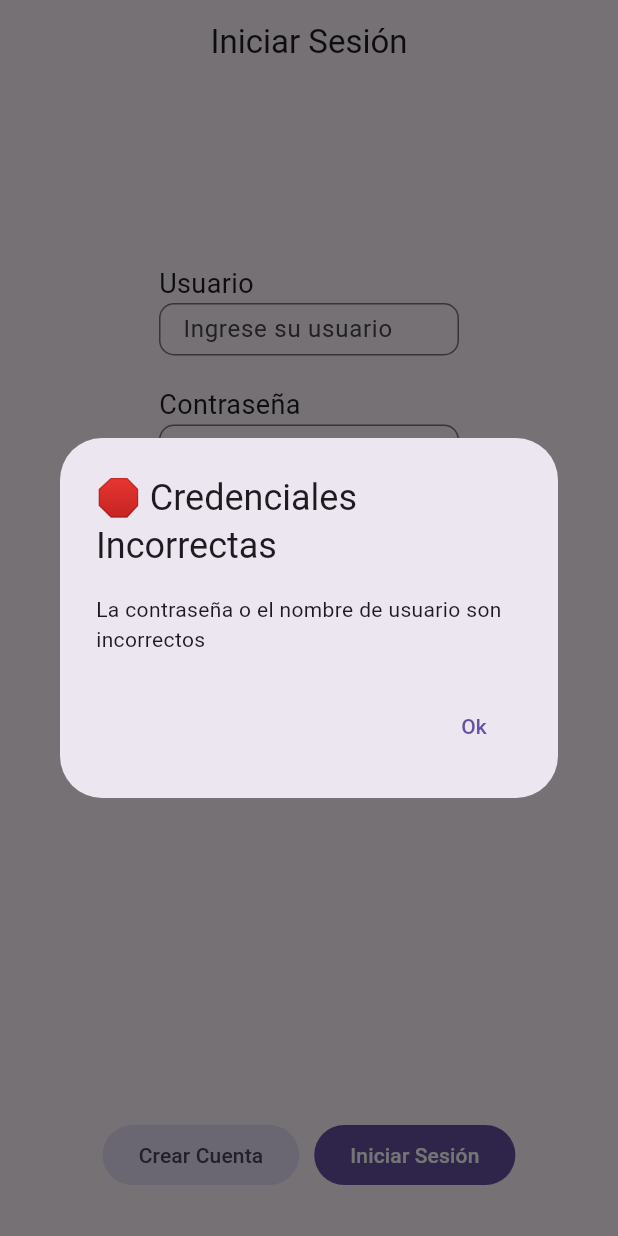
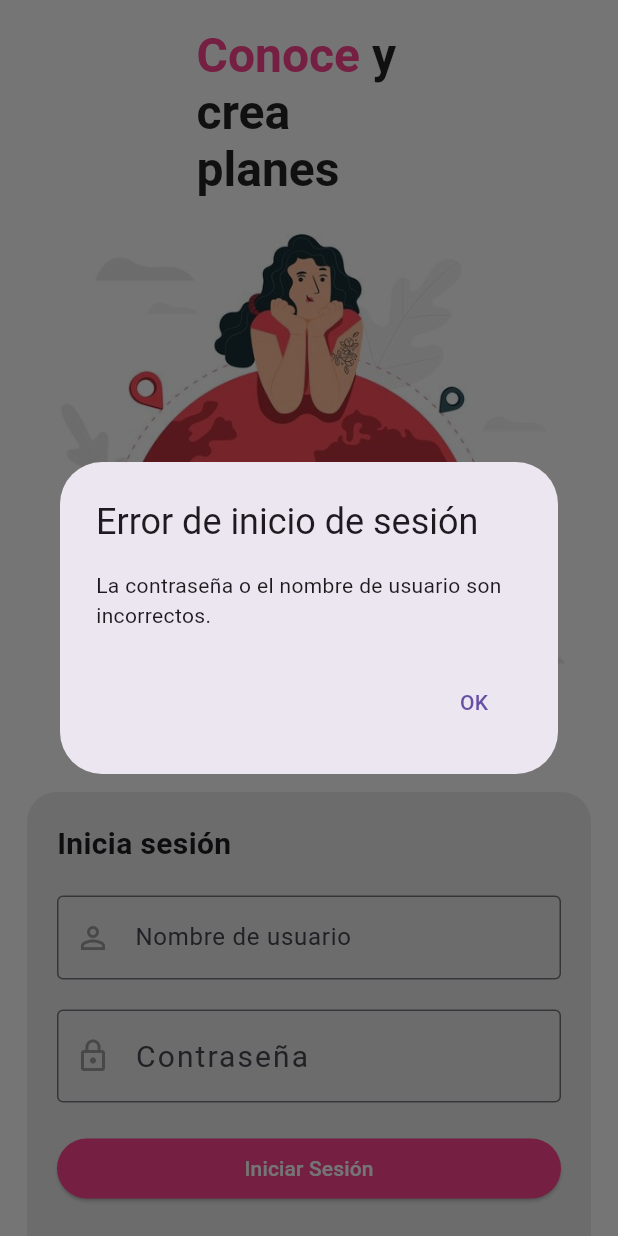
Before and after one commit to BionicHawk/random_meetings, a Flutter app: the screen it shows after launch, after a tap on "Iniciar Sesión", on a phone screen of 412 x 824 dp. Run offline on Flutter 3.47's test engine with Material 2 defaults, Android fonts, the phone set to English and light mode, and no system bars.

Commit message:
Welcome-splash, carpeta assets, diseño login

```diff
--- a/lib/main.dart
+++ b/lib/main.dart
@@ -1,5 +1,5 @@
 import 'package:flutter/material.dart';
-import 'package:random_meetings/screens/login/login.dart';
+import 'screens/welcome/welcome.dart';
 
 void main() {
   runApp(const MainApp());
@@ -11,8 +11,10 @@ class MainApp extends StatelessWidget {
   @override
   Widget build(BuildContext context) {
     return MaterialApp(
+        title: 'Meetup - Conocer y crea planes',
         theme: ThemeData(useMaterial3: true),
         debugShowCheckedModeBanner: false,
-        home: LoginScreen());
+        home: Welcome(),
+    );
   }
 }
--- a/lib/screens/login/login.dart
+++ b/lib/screens/login/login.dart
@@ -4,7 +4,13 @@ import 'package:random_meetings/screens/home/home.dart';
 import 'package:random_meetings/screens/login/components/buttons.dart';
 import 'components/field.dart';
 
-Future<List> gatherData() async {
+final userFieldController = TextEditingController();
+final passFieldController = TextEditingController();
+
+class LoginScreen extends StatelessWidget {
+  LoginScreen({Key? key}) : super(key: key);
+
+  Future<bool> validateCredentials(String username, String password) async {
     final users = [
       {"username": "angel", "password": "1234"},
       {"username": "yamileth", "password": "4567"},
@@ -13,94 +19,180 @@ Future<List> gatherData() async {
       {"username": "nelson", "password": "asdf"}
     ];
 
-  return users;
+    for (final user in users) {
+      if (user["username"] == username && user["password"] == password) {
+        return true;
+      }
     }
 
-class LoginScreen extends StatelessWidget {
-  final userFieldController = TextEditingController();
-  final passFieldController = TextEditingController();
-  LoginScreen({super.key});
+    return false;
+  }
+
+  void signIn(BuildContext context) async {
+    bool success =
+        await validateCredentials(userFieldController.text, passFieldController.text);
+
+    if (!success) {
+      showDialog(
+        context: context,
+        builder: (context) {
+          return AlertDialog(
+            title: Text('Error de inicio de sesión'),
+            content: Text('La contraseña o el nombre de usuario son incorrectos.'),
+            actions: [
+              TextButton(
+                onPressed: () {
+                  Navigator.of(context).pop();
+                },
+                child: Text('OK'),
+              ),
+            ],
+          );
+        },
+      );
+      return;
+    }
+
+    // Código para actualizar las credenciales (por ejemplo, guardar en SharedPreferences)
+    // Debes implementar esta lógica según tus necesidades
+
+    Navigator.pop(context);
+    Navigator.push(
+      context,
+      MaterialPageRoute(builder: (context) => const Home()),
+    );
+  }
+
+  void newAccount() {
+    // Lógica para crear una cuenta
+    print("Creando cuenta");
+  }
 
   @override
   Widget build(BuildContext context) {
-    /* Aquí se mandarán las credenciales a la api, y la api
-      devolverá el resultado, diciendo si el acceso es válido
-      o no */
-    Future<bool> validateCredentials(String username, String pass) async {
-      final users = await gatherData();
-
-      for (final user in users) {
-        if (user["username"] == username && user["password"] == pass) {
-          return true;
-        }
-      }
-      // ignore: use_build_context_synchronously
-      showErrorDialog(context, "Credenciales Incorrectas",
-          "La contraseña o el nombre de usuario son incorrectos");
-      return false;
-    }
-
-    /* Aquí es donde pasará a otra pantalla depués de un
-      inicio de sesión exitoso */
-    void signIn() async {
-      bool success = await validateCredentials(
-          userFieldController.text, passFieldController.text);
-
-      if (!success) return;
-
-      // ignore: use_build_context_synchronously
-      Navigator.pop(context);
-      // ignore: use_build_context_synchronously
-      Navigator.push(
-          context, MaterialPageRoute(builder: (context) => const Home()));
-    }
-
-    /* En está parte se mandará al usuario a la pantalla
-       de crear cuenta */
-    void newAccount() {
-      print("Creando cuenta");
-    }
-
-    final userField = Field(
-      fieldName: "Usuario",
-      textEditingController: userFieldController,
-      hintText: "Ingrese su usuario",
-    );
-
-    final passwordField = Field(
-      fieldName: "Contraseña",
-      discretText: true,
-      textEditingController: passFieldController,
-      hintText: "Ingrese su contraseña",
-    );
-
     return Scaffold(
-      appBar: AppBar(
-        title: const Text("Iniciar Sesión"),
-        centerTitle: true,
-      ),
-      body: Center(
+      backgroundColor: Colors.white,
+      body: SafeArea(
+        child: SingleChildScrollView(
+          child: Container(
+            padding: const EdgeInsets.all(18),
             child: Column(
               mainAxisAlignment: MainAxisAlignment.center,
+              crossAxisAlignment: CrossAxisAlignment.center,
               children: [
-            const Padding(
-                padding: EdgeInsets.symmetric(horizontal: 0, vertical: 60)),
-            userField,
-            const Padding(
-                padding: EdgeInsets.symmetric(horizontal: 0, vertical: 10)),
-            passwordField,
-            const Padding(
-                padding: EdgeInsets.symmetric(horizontal: 0, vertical: 10)),
-            const Expanded(child: Column()),
-            Buttons(
-              userField: userFieldController,
-              passField: passFieldController,
-              signIn: signIn,
-              signUp: newAccount,
+                SizedBox(
+                  width: 150,
+                  child: RichText(
+                    text: const TextSpan(
+                      text: 'Conoce',
+                      style: TextStyle(
+                        fontSize: 32,
+                        color: Color(0xffff4590),
+                        fontWeight: FontWeight.bold,
                       ),
-            const Padding(
-                padding: EdgeInsets.symmetric(horizontal: 0, vertical: 15)),
+                      children: <TextSpan>[
+                        TextSpan(
+                          text: ' y crea planes',
+                          style: TextStyle(
+                            color: Colors.black87,
+                          ),
+                        ),
                       ],
+                    ),
+                  ),
+                ),
+                SizedBox(
+                  child: Image.asset('assets/login.jpeg'),
+                ),
+                Container(
+                  margin: EdgeInsets.symmetric(vertical: 20),
+                  padding: EdgeInsets.all(20),
+                  decoration: BoxDecoration(
+                    color: Colors.grey.withOpacity(0.2),
+                    borderRadius: BorderRadius.circular(20),
+                    boxShadow: [
+                      BoxShadow(
+                        color: Colors.white,
+                        spreadRadius: 2,
+                        blurRadius: 20,
+                        offset: Offset(0, 0),
+                      ),
+                    ],
+                  ),
+                  child: Column(
+                    crossAxisAlignment: CrossAxisAlignment.stretch,
+                    children: [
+                      Text(
+                        'Inicia sesión',
+                        style: TextStyle(
+                          fontSize: 20,
+                          fontWeight: FontWeight.w600,
+                        ),
+                      ),
+                      SizedBox(height: 20),
+                      TextFormField(
+                        controller: userFieldController,
+                        cursorColor: Colors.grey,
+                        style: TextStyle(
+                          color: Colors.black54,
+                        ),
+                        decoration: InputDecoration(
+                          prefixIcon: Icon(
+                            Icons.person_outline,
+                            color: Colors.grey,
+                          ),
+                          hintText: 'Nombre de usuario',
+                          border: OutlineInputBorder(),
+                        ),
+                      ),
+                      SizedBox(height: 20),
+                      TextFormField(
+                        controller: passFieldController,
+                        obscureText: true,
+                        cursorColor: Colors.grey,
+                        style: TextStyle(
+                          color: Colors.black54,
+                          fontSize: 20,
+                          letterSpacing: 1.4,
+                        ),
+                        decoration: InputDecoration(
+                          prefixIcon: Icon(
+                            Icons.lock_outline,
+                            color: Colors.grey,
+                          ),
+                          hintText: 'Contraseña',
+                          border: OutlineInputBorder(),
+                        ),
+                      ),
+                      SizedBox(height: 20),
+                      ElevatedButton(
+                        onPressed: () => signIn(context), // Llama a la función signIn
+                        style: ElevatedButton.styleFrom(
+                          primary: Color(0xffff4590),
+                        ),
+                        child: Text(
+                          'Iniciar Sesión',
+                          style: TextStyle(
+                            color: Colors.white,
+                          ),
+                        ),
+                      ),
+                      SizedBox(height: 20),
+                      TextButton(
+                        onPressed: newAccount, // Llama a la función newAccount
+                        child: Text(
+                          'Crear una cuenta',
+                          style: TextStyle(
+                            color: Colors.black54,
+                          ),
+                        ),
+                      ),
+                    ],
+                  ),
+                ),
+              ],
+            ),
+          ),
         ),
       ),
     );
--- /dev/null
+++ b/lib/screens/welcome/welcome.dart
@@ -0,0 +1,50 @@
+import 'package:flutter/material.dart';
+import 'package:random_meetings/screens/login/login.dart';
+
+class Welcome extends StatefulWidget {
+  const Welcome({Key? key}) : super(key: key);
+
+  @override
+  _WelcomeState createState() => _WelcomeState();
+}
+
+class _WelcomeState extends State<Welcome> {
+  @override
+  void initState() {
+    super.initState();
+    // Retraso de 3 segundos antes de navegar a la pantalla principal.
+    Future.delayed(Duration(seconds: 3), () {
+      Navigator.of(context).pushReplacement(MaterialPageRoute(builder: (_) => LoginScreen()));
+    });
+  }
+
+  @override
+  Widget build(BuildContext context) {
+    return Scaffold(
+      body: Container(
+        width: double.infinity,
+        height: MediaQuery.of(context).size.height,
+        color: Color.fromARGB(255, 255, 255, 255), // Fondo color blanco
+        child: Center(
+          child: Stack(
+            children: [
+              Positioned(
+                bottom: 350,
+                left: 0,
+                right: 0,
+                child: Column(
+                  children: [
+                    Image.asset(
+                      'assets/logo.png',
+                      width: 130,
+                    ),
+                  ],
+                ),
+              ),
+            ],
+          ),
+        ),
+      ),
+    );
+  }
+}
--- a/pubspec.yaml
+++ b/pubspec.yaml
@@ -5,6 +5,8 @@ version: 0.1.0
 
 environment:
   sdk: '>=3.1.0 <4.0.0'
+
+
 
 dependencies:
   flutter:
@@ -17,3 +19,6 @@ dev_dependencies:
 
 flutter:
   uses-material-design: true
+
+  assets:
+    - assets/
```
Also changed, not shown: assets/login.jpeg (added), assets/logo.png (added). Lines whose indentation alone changed are shown as unchanged.
